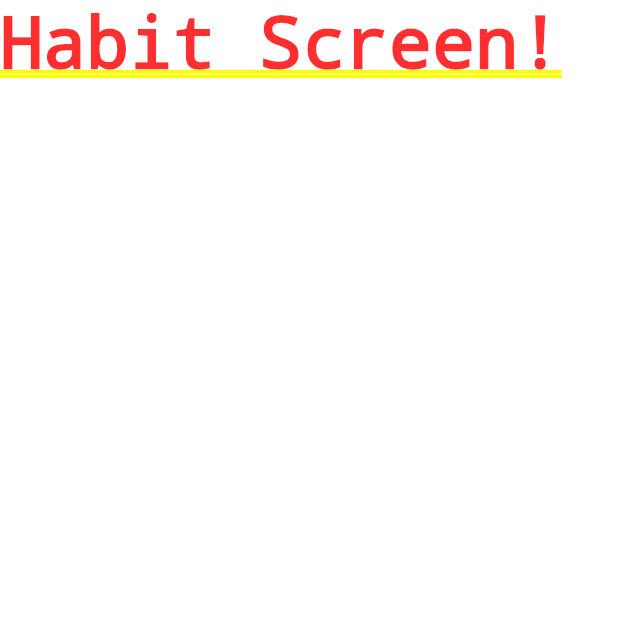
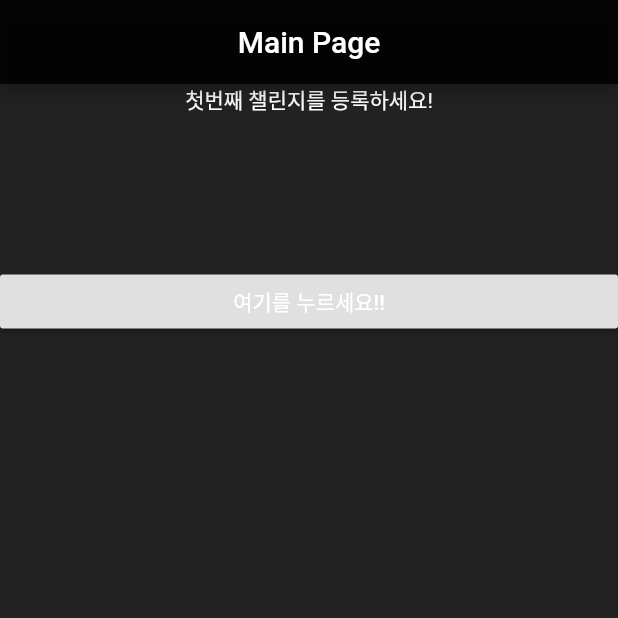
Before and after one commit to Dongho0424/winner_habit, a Flutter app: the screen it shows after launch, on a phone screen of 412 x 824 dp, the top half of it. Run offline on Flutter 3.47's test engine with Material 2 defaults, Android fonts, the phone set to English and light mode, and no system bars; our stand-ins replace sqflite; accounts and stored records are empty.

Commit message:
basic structure 1.2.1

```diff
--- /dev/null
+++ b/lib/helper/routes.dart
@@ -0,0 +1,37 @@
+import 'package:flutter/material.dart';
+import 'package:winner_habit/screens/habit_list_screen.dart';
+import 'package:winner_habit/screens/splash.dart';
+import 'package:winner_habit/screens/workout_edit_screen.dart';
+import 'package:winner_habit/screens/workout_view_screen.dart';
+
+class Routes{
+
+  static Route onGenerateRoute(RouteSettings settings){
+    final List<String> pathElements = settings.name.split('/');
+    if (pathElements[0] != '' || pathElements.length == 1) {
+      return null;
+    }
+
+    switch (pathElements[1]){
+      case "Splash" : return MaterialPageRoute(builder: (context) => Splash());
+      case "HabitList" : return MaterialPageRoute(builder: (context) => HabitListScreen());
+      case "WorkOutView" : return MaterialPageRoute(builder: (context) => WorkOutViewScreen());
+      case "WorkOutEdit" : return MaterialPageRoute(builder: (context) => WorkOutEditScreen());
+    }
+  }
+
+  static Route onUnknownRoute(RouteSettings settings){
+    return MaterialPageRoute(
+      builder: (_) => Scaffold(
+        body: Center(
+          child: Text('${settings.name.split('/')[1]} Comming soon..'),
+        ),
+      ),
+    );
+  }
+}
+//
+// class CustomRoute<T> extends MaterialPageRoute<T> {
+//   CustomRoute({WidgetBuilder builder, RouteSettings settings})
+//       : super(builder: builder, settings: settings);
+// }
--- a/lib/helper/theme.dart
+++ b/lib/helper/theme.dart
@@ -1,22 +1,22 @@
 import 'package:flutter/material.dart';
 
-class HabitColor{
+class HabitColor {
   static final Color wakeUp = Colors.yellow[600];
   static final Color workOut = Colors.red[400];
-
 }
 
-class AppColor{
+class AppColor {
   static final Color backgroundColor = Colors.black87;
   static final Color habitColor = Colors.black38;
   static final Color bottomNavigationColor = Colors.black38;
 }
 
-class AppTheme{
-  static final ThemeData appTheme = ThemeData(
-    primarySwatch: Colors.blue,
+class AppTheme {
+  static ThemeData appTheme = ThemeData(
+    brightness: Brightness.dark,
+    appBarTheme: AppBarTheme(color: AppColor.backgroundColor),
     backgroundColor: AppColor.backgroundColor,
-    bottomNavigationBarTheme: BottomNavigationBarThemeData(backgroundColor: AppColor.bottomNavigationColor),
-
+    bottomNavigationBarTheme: BottomNavigationBarThemeData(
+        backgroundColor: AppColor.bottomNavigationColor),
   );
 }
--- a/lib/main.dart
+++ b/lib/main.dart
@@ -1,23 +1,33 @@
 import 'package:flutter/material.dart';
+import 'package:winner_habit/helper/routes.dart';
+import 'package:winner_habit/providers/main_provider.dart';
+import 'package:winner_habit/screens/workout_view_screen.dart';
 import 'helper/theme.dart';
 import 'screens/habit_list_screen.dart';
 import 'package:provider/provider.dart';
 
+import 'screens/workout_edit_screen.dart';
+
 void main() {
+  WidgetsFlutterBinding.ensureInitialized();
   runApp(WinnerHabit());
 }
 
 class WinnerHabit extends StatelessWidget {
   @override
   Widget build(BuildContext context) {
-    return MaterialApp(
-      theme: AppTheme.appTheme.copyWith(),
-      title: "Winner's Habits",
-      debugShowCheckedModeBanner: false,
-      initialRoute: '/',
-      routes: {
-        '/' : (context) => HabitListScreen(),
-      },
+    return MultiProvider(
+      providers: [
+        ChangeNotifierProvider<MainProvider>(create: (_) => MainProvider()),
+      ],
+      child: MaterialApp(
+        title: "Winner's Habits",
+        debugShowCheckedModeBanner: false,
+        // initialRoute: 'Splash',
+        initialRoute: '/HabitList',
+        onGenerateRoute: (settings) => Routes.onGenerateRoute(settings),
+        onUnknownRoute: (settings) => Routes.onUnknownRoute(settings),
+      ),
     );
   }
 }
--- a/lib/screens/habit_list_screen.dart
+++ b/lib/screens/habit_list_screen.dart
@@ -1,8 +1,79 @@
 import 'package:flutter/material.dart';
+import 'package:provider/provider.dart';
+import 'package:winner_habit/helper/theme.dart';
+import 'package:winner_habit/helper/utils.dart';
+import 'package:winner_habit/models/challenge.dart';
+import 'package:winner_habit/providers/main_provider.dart';
 
-class HabitListScreen extends StatelessWidget {
+class HabitListScreen extends StatefulWidget {
+  @override
+  _HabitListScreenState createState() => _HabitListScreenState();
+}
+
+class _HabitListScreenState extends State<HabitListScreen> {
+  int id;
+
+  @override
+  void initState() {
+    super.initState();
+    id = getNowId();
+  }
+
   @override
   Widget build(BuildContext context) {
-    return Container(child: Text("Habit Screen!"),);
+    return FutureBuilder(
+      future: Provider.of<MainProvider>(context, listen: false)
+          .getAllHabitsFromDB(id),
+      builder: (futureContext, snapshot) {
+        if (snapshot.connectionState == ConnectionState.waiting) {
+          return Scaffold(
+            backgroundColor: AppColor.backgroundColor,
+            appBar: AppBar(
+              title: Text("Main Page"),
+              centerTitle: true,
+              backgroundColor: AppColor.backgroundColor,
+            ),
+            body: Center(
+              child: CircularProgressIndicator(),
+            ),
+          );
+        } else if (snapshot.connectionState == ConnectionState.done) {
+          return Scaffold(
+            backgroundColor: AppColor.backgroundColor,
+            appBar: AppBar(
+              title: Text("Main Page"),
+              centerTitle: true,
+              backgroundColor: AppColor.backgroundColor,
+            ),
+            body: Consumer<MainProvider>(
+              builder: (context, mainProvider, child) {
+                return mainProvider.habitList.length <= 0
+                    ? noHabitList(context)
+                    : Container();
+              },
+            ),
+          );
+        } else {
+          return Scaffold(body: Container());
+        }
+      },
+    );
+  }
+
+  Widget noHabitList(BuildContext context) {
+    return Center(
+      child: ListView(
+        children: [
+          Center(child: Text("첫번째 챌린지를 등록하세요!", style: TextStyle(color: Colors.white),)),
+          SizedBox(height: 100),
+          RaisedButton(
+            child: Center(child: Text("여기를 누르세요!!", style: TextStyle(color: Colors.white),)),
+              onPressed: (){
+                print("#asd");
+              }
+          )
+        ],
+      ),
+    );
   }
 }
--- a/pubspec.yaml
+++ b/pubspec.yaml
@@ -29,7 +29,8 @@ flutter:
   uses-material-design: true
 
   assets:
-   - assets/*
+   - assets/billgates.png
+   - assets/stevejobs.png
 
 
   # To add custom fonts to your application, add a fonts section here,
```
Also changed, not shown: lib/providers/main_provider.dart (+12 -7 lines), lib/screens/splash.dart (added, +8 -0 lines), lib/screens/workout_edit_screen.dart (added, +13 -0 lines), lib/screens/workout_view_screen.dart (added, +22 -0 lines), 1 other file.
